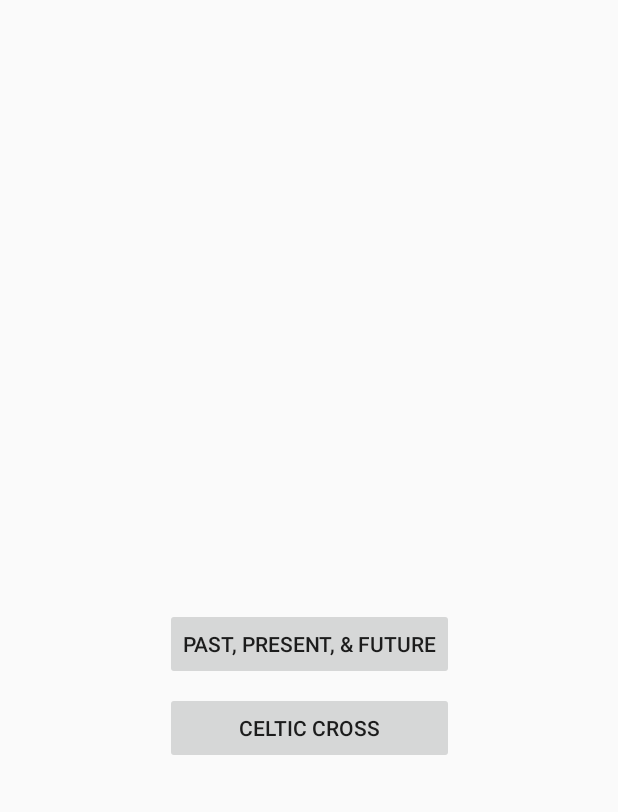
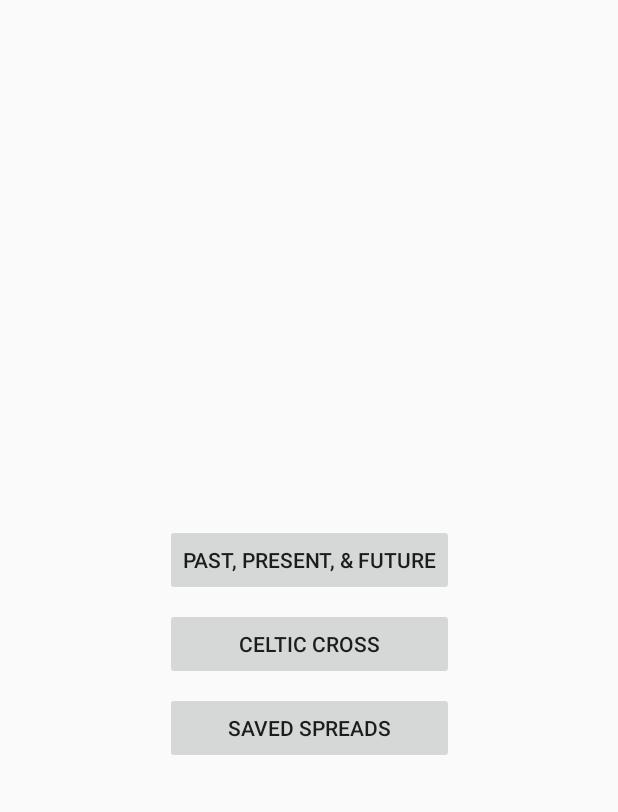
Before and after one commit to ryanmcalpin/tarot, an Android app: the screen it shows after launch (MenuActivity), on a phone screen of 412 x 824 dp, the part 424-1236 px from its top. Run offline under Robolectric (Android 15) with nearby library versions, the phone set to English and light mode, and no system bars.

Commit message:
add saved spreads button

```diff
--- a/app/src/main/java/com/example/rygn/tarot/MenuActivity.java
+++ b/app/src/main/java/com/example/rygn/tarot/MenuActivity.java
@@ -37,7 +37,10 @@ public class MenuActivity extends AppCompatActivity implements View.OnClickListe
                 intent.putExtra("amount", 10);
                 break;
 
-             default:
+            case R.id.saved_button:
+                break;
+
+            default:
                 Log.d("RRR", "onClick: " + "whoops");
                 break;
         }
--- a/app/src/main/res/layout/activity_menu.xml
+++ b/app/src/main/res/layout/activity_menu.xml
@@ -22,10 +22,11 @@
         android:id="@+id/cc_button"
         android:layout_width="0dp"
         android:layout_height="wrap_content"
-        android:layout_marginBottom="32dp"
+        android:layout_marginBottom="8dp"
         android:text="Celtic Cross"
-        app:layout_constraintBottom_toBottomOf="parent"
+        app:layout_constraintBottom_toTopOf="@+id/saved_button"
         app:layout_constraintEnd_toEndOf="@+id/ppf_button"
+        app:layout_constraintHorizontal_bias="0.0"
         app:layout_constraintStart_toStartOf="@+id/ppf_button" />
 
     <TextView
@@ -46,4 +47,14 @@
         app:layout_constraintTop_toTopOf="parent"
         app:layout_constraintVertical_bias="0.25" />
 
+    <Button
+        android:id="@+id/saved_button"
+        android:layout_width="0dp"
+        android:layout_height="wrap_content"
+        android:layout_marginBottom="32dp"
+        android:text="Saved Spreads"
+        app:layout_constraintBottom_toBottomOf="parent"
+        app:layout_constraintEnd_toEndOf="@+id/ppf_button"
+        app:layout_constraintStart_toStartOf="@+id/ppf_button" />
+
 </android.support.constraint.ConstraintLayout>
```
